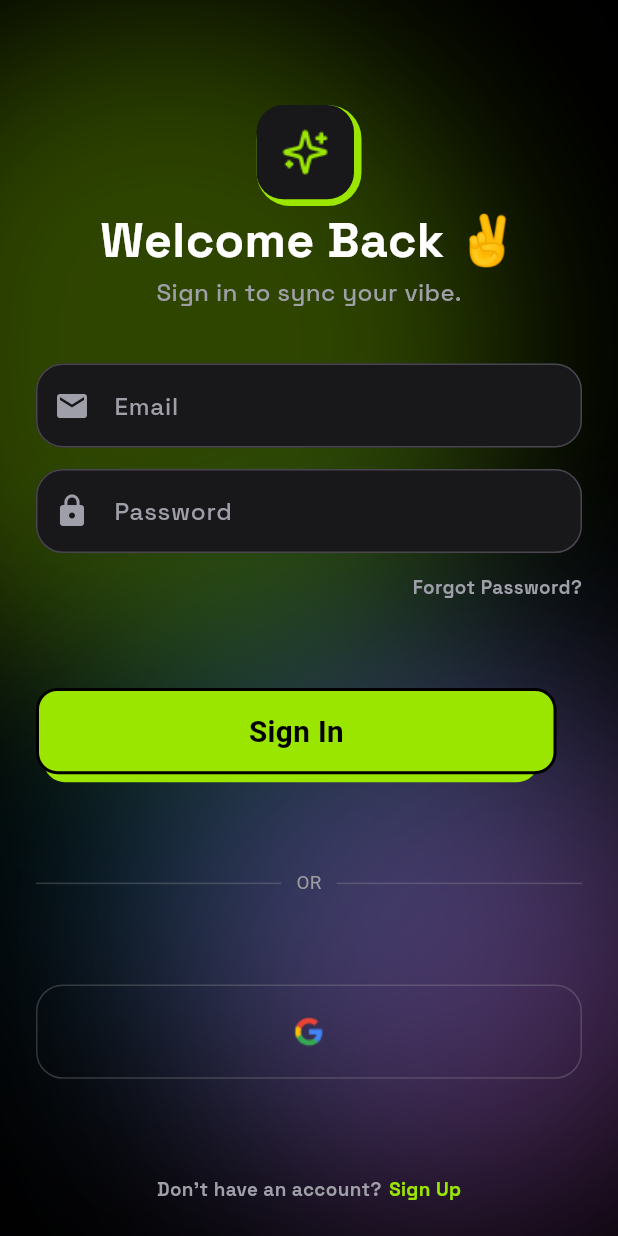
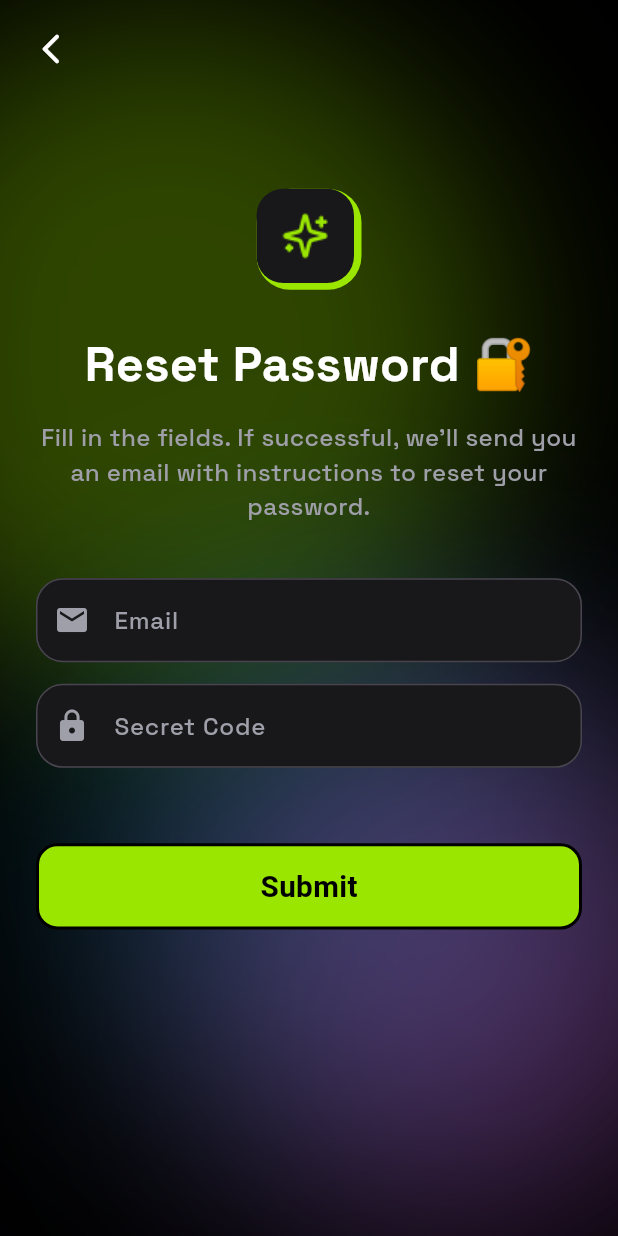
Before and after one commit to Fizzzle/collabix, a Flutter app: the screen it shows after launch, after a tap on "Forgot Password?", on a phone screen of 412 x 824 dp. Run offline on Flutter 3.47's test engine with Material 3 defaults, Android fonts, the phone set to English and light mode, and no system bars; our stand-ins replace cloud_firestore, firebase_auth, firebase_core, flutter_screenutil, google_sign_in, lottie; accounts and stored records are empty.

Commit message:
Feat: Forgot Pass Screen + serv

```diff
--- a/lib/core/auth/services/core_auth_service.dart
+++ b/lib/core/auth/services/core_auth_service.dart
@@ -17,6 +17,10 @@ abstract class CoreAuthService {
 
   Future<User?> registerWithGoogle();
 
+  Future<void> sendPasswordResetEmail({
+    required String email,
+  });
+
   Future<void> saveUserProfile(AppUser user);
 }
 
@@ -29,6 +33,13 @@ class CoreAuthServiceImpl implements CoreAuthService {
   );
 
   final FirebaseService _firebaseService;
+
+  @override
+  Future<void> sendPasswordResetEmail({
+    required String email,
+  }) {
+    return _firebaseService.auth.sendPasswordResetEmail(email: email);
+  }
 
   @override
   Future<UserCredential> registerWithEmailPassword({
--- /dev/null
+++ b/lib/features/forgot_password/data/send_password_reset_email_repo_impl.dart
@@ -0,0 +1,13 @@
+import 'package:collabix/core/firebase/firebase_service.dart';
+import 'package:collabix/features/forgot_password/domain/repository/send_password_reset_email_repo.dart';
+
+class SendPasswordResetEmailRepoImpl
+    implements SendPasswordResetEmailRepository {
+  final FirebaseService _firebaseService;
+  SendPasswordResetEmailRepoImpl(this._firebaseService);
+
+  @override
+  Future<void> sendPasswordResetEmail(String email) async {
+    return _firebaseService.auth.sendPasswordResetEmail(email: email);
+  }
+}
--- /dev/null
+++ b/lib/features/forgot_password/domain/entity/forgot_pass_request.dart
@@ -0,0 +1,5 @@
+// features/forgot_password/domain/entities/forgot_password_request.dart
+class ForgotPasswordRequest {
+  final String email;
+  ForgotPasswordRequest({required this.email});
+}
--- /dev/null
+++ b/lib/features/forgot_password/domain/repository/send_password_reset_email_repo.dart
@@ -0,0 +1,3 @@
+abstract class SendPasswordResetEmailRepository {
+  Future<void> sendPasswordResetEmail(String email);
+}
--- /dev/null
+++ b/lib/features/forgot_password/domain/usecase/send_password_reser_email_use_case.dart
@@ -0,0 +1,11 @@
+import 'package:collabix/features/forgot_password/domain/repository/send_password_reset_email_repo.dart';
+
+class SendPasswordResetEmailUseCase {
+  final SendPasswordResetEmailRepository _sendPasswordResetEmailRepository;
+  SendPasswordResetEmailUseCase(this._sendPasswordResetEmailRepository);
+
+  Future<void> call(String email) async {
+    if (email.isEmpty) throw Exception("Email cannot be empty");
+    return _sendPasswordResetEmailRepository.sendPasswordResetEmail(email);
+  }
+}
--- /dev/null
+++ b/lib/features/forgot_password/presentation/forgot_password_screen.dart
@@ -0,0 +1,320 @@
+import 'package:collabix/core/constants/app_colors.dart';
+import 'package:collabix/features/forgot_password/domain/entity/forgot_pass_request.dart';
+import 'package:collabix/features/forgot_password/services/forgot_pass_service.dart';
+import 'package:flutter/material.dart';
+import 'package:flutter_screenutil/flutter_screenutil.dart';
+
+import '../../login/widgets/log_bottom_right_blur_widget.dart';
+import '../../login/widgets/log_second_bottom_right_blur_widget.dart';
+import '../../login/widgets/log_top_left_blur_widget.dart';
+
+class ForgotPasswordScreen extends StatefulWidget {
+  const ForgotPasswordScreen({super.key, required this.service});
+
+  final ForgotPasswordService service;
+
+  @override
+  State<ForgotPasswordScreen> createState() => _ForgotPasswordScreenState();
+}
+
+class _ForgotPasswordScreenState extends State<ForgotPasswordScreen> {
+  final TextEditingController _emailController = TextEditingController();
+  final TextEditingController _codeController = TextEditingController();
+  bool _isLoading = false;
+  String? _emailError;
+  String? _codeError;
+
+  late final ForgotPasswordService _forgotPasswordService;
+
+  @override
+  void initState() {
+    super.initState();
+    _forgotPasswordService = widget.service;
+  }
+
+  Future<void> _onSubmit() async {
+    setState(() {
+      _isLoading = true;
+      _emailError = null;
+      _codeError = null;
+    });
+
+    if (_emailController.text.isEmpty) {
+      setState(() {
+        _emailError = "Email cannot be empty";
+        _isLoading = false;
+      });
+      return;
+    }
+
+    if (_codeController.text.isEmpty) {
+      setState(() {
+        _codeError = "Code cannot be empty";
+        _isLoading = false;
+      });
+      return;
+    }
+
+    try {
+      await _forgotPasswordService.resetPassword(
+        ForgotPasswordRequest(email: _emailController.text),
+        // code: _codeController.text,
+      );
+      if (!mounted) return;
+      ScaffoldMessenger.of(context).showSnackBar(
+        const SnackBar(
+          content: Text('Check your email for reset instructions.'),
+        ),
+      );
+    } catch (e) {
+      if (!mounted) return;
+      ScaffoldMessenger.of(
+        context,
+      ).showSnackBar(SnackBar(content: Text('Error: $e')));
+    } finally {
+      if (mounted) setState(() => _isLoading = false);
+    }
+  }
+
+  @override
+  void dispose() {
+    _emailController.dispose();
+    _codeController.dispose();
+    super.dispose();
+  }
+
+  @override
+  Widget build(BuildContext context) {
+    final List<Map<String, dynamic>> textFormFieldData = [
+      {
+        'hintText': 'Email',
+        'prefixIcon': Icons.email,
+        'controller': _emailController,
+        'errorText': _emailError,
+      },
+      {
+        'hintText': 'Secret Code',
+        'prefixIcon': Icons.lock,
+        'controller': _codeController,
+        'errorText': _codeError,
+      },
+    ];
+
+    return Scaffold(
+      resizeToAvoidBottomInset: false,
+      backgroundColor: AppColors.background,
+      body: GestureDetector(
+        onTap: () => FocusScope.of(context).unfocus(),
+        child: Stack(
+          children: [
+            // blur виджеты
+            LogTopLeftBlurWidget(),
+            LogSecondBottomRightBlurWidget(),
+            LogBottomRightBlurWidget(),
+
+            // основной контент
+            _MainContent(
+              textFormFieldData: textFormFieldData,
+              isLoading: _isLoading,
+              onSubmit: _onSubmit,
+            ),
+            Positioned(
+              top: 10.h,
+              left: 10.w,
+              child: Container(
+                child: IconButton(
+                  onPressed: () => Navigator.pop(context),
+                  icon: const Icon(
+                    Icons.arrow_back_ios_new_rounded,
+                    color: AppColors.text,
+                  ),
+                ),
+              ),
+            ),
+          ],
+        ),
+      ),
+    );
+  }
+}
+
+class _MainContent extends StatelessWidget {
+  const _MainContent({
+    required this.textFormFieldData,
+    required this.isLoading,
+    required this.onSubmit,
+  });
+
+  final List<Map<String, dynamic>> textFormFieldData;
+  final bool isLoading;
+  final Future<void> Function() onSubmit;
+
+  @override
+  Widget build(BuildContext context) {
+    return SizedBox.expand(
+      child: Padding(
+        padding: EdgeInsets.only(top: 140.h, left: 24.w, right: 24.w),
+        child: Column(
+          crossAxisAlignment: CrossAxisAlignment.center,
+          children: [
+            // кастомный квадратик сверху
+            Container(
+              height: 75.h,
+              width: 70.w,
+              decoration: BoxDecoration(
+                color: AppColors.boardText,
+                borderRadius: BorderRadius.circular(25.r),
+              ),
+              child: Stack(
+                children: [
+                  Positioned(
+                    right: 5.w,
+                    child: Container(
+                      height: 70.h,
+                      width: 65.w,
+                      decoration: BoxDecoration(
+                        color: AppColors.backgroundItemColor,
+                        borderRadius: BorderRadius.circular(20.r),
+                      ),
+                      child: Image.asset('assets/images/img.png'),
+                    ),
+                  ),
+                ],
+              ),
+            ),
+
+            SizedBox(height: 30.h),
+
+            // Заголовок
+            Text(
+              'Reset Password 🔐',
+              style: TextStyle(
+                fontSize: 36.sp,
+                fontWeight: FontWeight.bold,
+                color: AppColors.text,
+                fontFamily: 'SpaceGrot',
+              ),
+            ),
+            SizedBox(height: 16.h),
+
+            // Подзаголовок
+            Text(
+              "Fill in the fields. If successful, we'll send you an email with instructions to reset your password.",
+              textAlign: TextAlign.center,
+              style: TextStyle(
+                fontSize: 18.sp,
+                fontWeight: FontWeight.w500,
+                color: AppColors.upcomingMessageText,
+                fontFamily: 'SpaceGrot',
+              ),
+            ),
+
+            SizedBox(height: 40.h),
+
+            // Поля
+            Column(
+              children: textFormFieldData.map((field) {
+                return Padding(
+                  padding: EdgeInsets.only(bottom: 16.h),
+                  child: _TextFormFieldWidget(
+                    hintText: field['hintText'],
+                    prefixIcon: field['prefixIcon'],
+                    controller: field['controller'],
+                    errorText: field['errorText'],
+                  ),
+                );
+              }).toList(),
+            ),
+
+            SizedBox(height: 40.h),
+
+            // Submit кнопка
+            GestureDetector(
+              onTap: isLoading ? null : onSubmit,
+              child: Container(
+                height: 64.h,
+                width: double.infinity,
+                decoration: BoxDecoration(
+                  color: AppColors.boardText,
+                  borderRadius: BorderRadius.circular(16.r),
+                  border: Border.all(color: Colors.black, width: 2),
+                ),
+                alignment: Alignment.center,
+                child: isLoading
+                    ? SizedBox(
+                        width: 26.w,
+                        height: 26.h,
+                        child: CircularProgressIndicator(
+                          strokeWidth: 2,
+                          color: AppColors.background,
+                        ),
+                      )
+                    : Text(
+                        'Submit',
+                        style: TextStyle(
+                          color: AppColors.background,
+                          fontSize: 22.sp,
+                          fontWeight: FontWeight.bold,
+                        ),
+                      ),
+              ),
+            ),
+          ],
+        ),
+      ),
+    );
+  }
+}
+
+class _TextFormFieldWidget extends StatelessWidget {
+  final String hintText;
+  final IconData prefixIcon;
+  final TextEditingController controller;
+  final String? errorText;
+
+  const _TextFormFieldWidget({
+    required this.hintText,
+    required this.prefixIcon,
+    required this.controller,
+    this.errorText,
+  });
+
+  @override
+  Widget build(BuildContext context) {
+    return TextFormField(
+      controller: controller,
+      cursorColor: AppColors.upcomingMessageText,
+      style: TextStyle(
+        fontSize: 18.sp,
+        fontWeight: FontWeight.w500,
+        color: AppColors.text,
+        fontFamily: 'SpaceGrot',
+      ),
+      decoration: InputDecoration(
+        filled: true,
+        fillColor: AppColors.backgroundItemColor,
+        hintText: hintText,
+        hintStyle: TextStyle(
+          fontSize: 18.sp,
+          fontWeight: FontWeight.w500,
+          color: AppColors.upcomingMessageText,
+        ),
+        prefixIcon: Icon(prefixIcon, color: AppColors.upcomingMessageText),
+        border: OutlineInputBorder(
+          borderSide: BorderSide(color: AppColors.borderColor),
+          borderRadius: BorderRadius.circular(20.r),
+        ),
+        focusedBorder: OutlineInputBorder(
+          borderSide: BorderSide(color: AppColors.boardText),
+          borderRadius: BorderRadius.circular(20.r),
+        ),
+        errorText: errorText,
+        errorStyle: TextStyle(
+          fontSize: 12.sp,
+          color: Colors.redAccent,
+          fontWeight: FontWeight.w600,
+        ),
+      ),
+    );
+  }
+}
--- /dev/null
+++ b/lib/features/forgot_password/services/forgot_pass_service.dart
@@ -0,0 +1,12 @@
+import 'package:collabix/features/forgot_password/domain/entity/forgot_pass_request.dart';
+import 'package:collabix/features/forgot_password/domain/usecase/send_password_reser_email_use_case.dart';
+
+class ForgotPasswordService {
+  final SendPasswordResetEmailUseCase _sendEmail;
+
+  ForgotPasswordService(this._sendEmail);
+
+  Future<void> resetPassword(ForgotPasswordRequest request) async {
+    await _sendEmail(request.email);
+  }
+}
--- a/lib/features/login/presentation/login_screen.dart
+++ b/lib/features/login/presentation/login_screen.dart
@@ -1,6 +1,10 @@
 import 'package:collabix/core/auth/services/core_auth_service.dart';
 import 'package:collabix/core/constants/app_colors.dart';
 import 'package:collabix/core/firebase/firebase_service.dart';
+import 'package:collabix/features/forgot_password/data/send_password_reset_email_repo_impl.dart';
+import 'package:collabix/features/forgot_password/domain/usecase/send_password_reser_email_use_case.dart';
+import 'package:collabix/features/forgot_password/presentation/forgot_password_screen.dart';
+import 'package:collabix/features/forgot_password/services/forgot_pass_service.dart';
 import 'package:collabix/features/home/presentation/home_screen.dart';
 import 'package:collabix/features/login/data/repositories/login_repository_impl.dart';
 import 'package:collabix/features/login/data/services/login_remote_service.dart';
@@ -83,6 +87,7 @@ class _LoginScreenState extends State<LoginScreen> {
               passwordError: _passwordError,
               onEmailChanged: _onEmailChanged,
               onPasswordChanged: _onPasswordChanged,
+              onForgotPasswordService: _onForgotPasswordService(),
             ),
 
             Positioned(
@@ -233,6 +238,13 @@ class _LoginScreenState extends State<LoginScreen> {
       setState(() => _passwordError = null);
     }
   }
+
+  ForgotPasswordService _onForgotPasswordService() {
+    final authRepository = SendPasswordResetEmailRepoImpl(
+      FirebaseServiceImpl(),
+    );
+    return ForgotPasswordService(SendPasswordResetEmailUseCase(authRepository));
+  }
 }
 
 class _MainContent extends StatelessWidget {
@@ -244,6 +256,7 @@ class _MainContent extends StatelessWidget {
     required this.passwordError,
     required this.onEmailChanged,
     required this.onPasswordChanged,
+    required this.onForgotPasswordService,
   });
 
   final List<Map<String, dynamic>> textFormFieldData;
@@ -253,7 +266,7 @@ class _MainContent extends StatelessWidget {
   final String? passwordError;
   final ValueChanged<String> onEmailChanged;
   final ValueChanged<String> onPasswordChanged;
-
+  final ForgotPasswordService onForgotPasswordService;
   @override
   Widget build(BuildContext context) {
     return SizedBox(
@@ -268,9 +281,7 @@ class _MainContent extends StatelessWidget {
             Column(
               spacing: 16.h,
               children: [
-                ...List.generate(
-                  textFormFieldData.length,
-                  (index) {
+                ...List.generate(textFormFieldData.length, (index) {
                   final hintText = textFormFieldData[index]['hintText'];
                   return _TextFormFieldWidget(
                     hintText: hintText,
@@ -282,15 +293,30 @@ class _MainContent extends StatelessWidget {
                         ? onEmailChanged
                         : onPasswordChanged,
                   );
-                  },
-                ),
+                }),
                 Row(
                   mainAxisAlignment: MainAxisAlignment.end,
                   children: [
                     GestureDetector(
                       onTap: () {
                         //TODO: Implement forgot password logic
-                        debugPrint('Forgot Password? clicked');
+                        Navigator.push(
+                          context,
+                          PageRouteBuilder(
+                            pageBuilder:
+                                (context, animation, secondaryAnimation) =>
+                                    ForgotPasswordScreen(
+                                      service: onForgotPasswordService,
+                                    ),
+                            transitionsBuilder:
+                                (
+                                  context,
+                                  animation,
+                                  secondaryAnimation,
+                                  child,
+                                ) => child,
+                          ),
+                        );
                       },
                       child: Text(
                         'Forgot Password?',
@@ -315,10 +341,7 @@ class _MainContent extends StatelessWidget {
 }
 
 class _BottomLoginWidget extends StatefulWidget {
-  const _BottomLoginWidget({
-    required this.onLoginTap,
-    required this.isLoading,
-  });
+  const _BottomLoginWidget({required this.onLoginTap, required this.isLoading});
 
   final Future<void> Function() onLoginTap;
   final bool isLoading;
```
Lines whose indentation alone changed are shown as unchanged.
